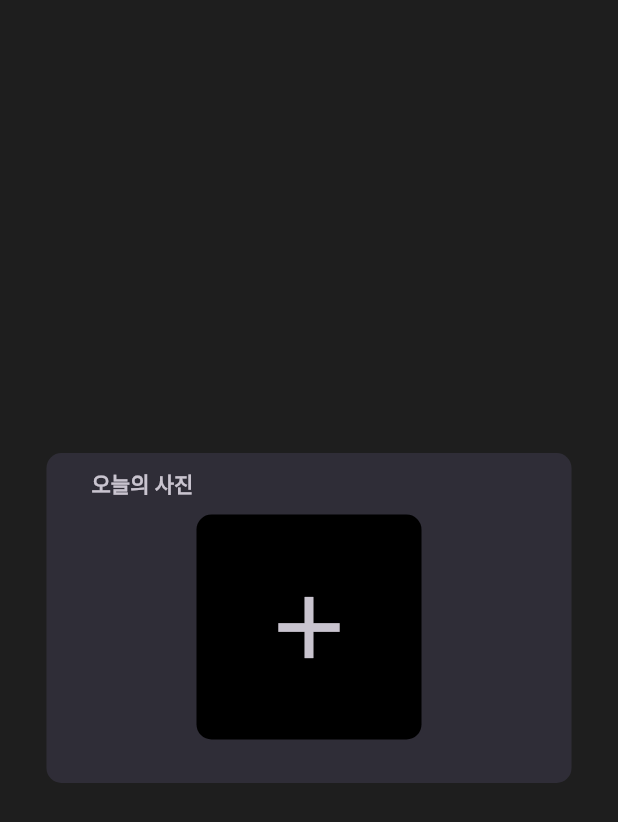
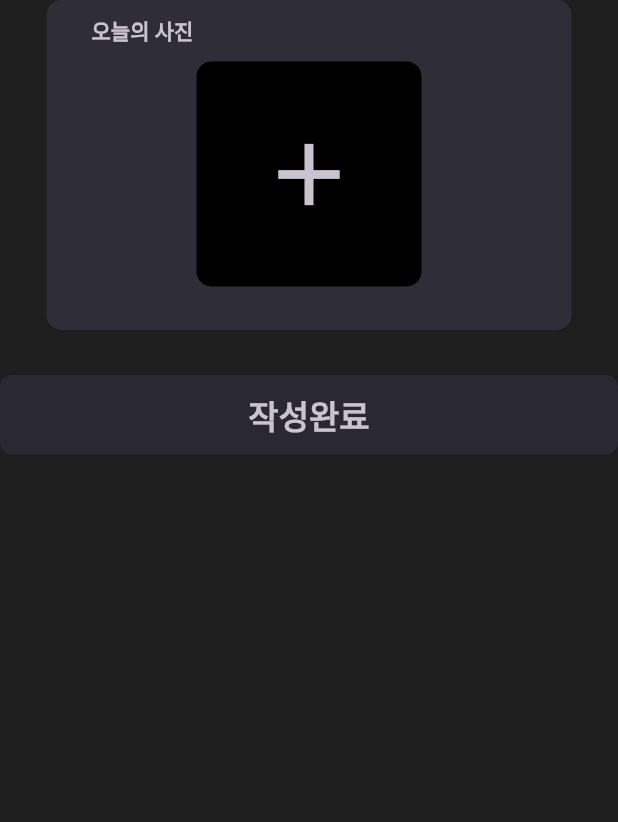
Before and after one commit to dmsvk0217/holydiary, a Flutter app: the Todayphoto widget shown alone on an empty page, opened directly, on a phone screen of 412 x 824 dp. Shown: the top 822 px of the screen. Run offline on Flutter 3.47's test engine with Material 2 defaults, Android fonts, the phone set to English and light mode, and no system bars; our stand-ins replace accordion, cloud_firestore, firebase_auth, firebase_core, firebase_storage, flutter_dotenv and 5 more; missing offline and left inert: flutterfire_ui; accounts and stored records are empty; network calls fail; statements that could not run were skipped.

Commit message:
done buttom 합치기

```diff
--- a/lib/controller/user_controller.dart
+++ b/lib/controller/user_controller.dart
@@ -1,3 +1,5 @@
+import 'dart:io';
+
 import 'package:cloud_firestore/cloud_firestore.dart';
 import 'package:firebase_auth/firebase_auth.dart';
 import 'package:flutter/material.dart';
@@ -11,6 +13,7 @@ class UserController extends GetxController {
   RxInt bottomNavIndex = 0.obs;
   RxString contentGPT = "".obs;
   RxString content = "".obs;
+  var selectedImage;
 
   final textController = TextEditingController();
 
--- a/lib/main.dart
+++ b/lib/main.dart
@@ -9,9 +9,7 @@ import 'package:intl/date_symbol_data_local.dart';
 void main() async {
   WidgetsFlutterBinding.ensureInitialized();
   await initializeDateFormatting();
-  await Firebase.initializeApp(
-    options: DefaultFirebaseOptions.currentPlatform,
-  );
+  await Firebase.initializeApp(options: DefaultFirebaseOptions.currentPlatform);
   await dotenv.load(fileName: "lib/.env");
   runApp(const MyApp());
 }
--- a/lib/view/components/todayphoto.dart
+++ b/lib/view/components/todayphoto.dart
@@ -3,6 +3,10 @@ import 'dart:io';
 import 'package:flutter/material.dart';
 import 'package:get/get.dart';
 import 'package:holydiary/controller/diary_controller.dart';
+import 'package:holydiary/controller/user_controller.dart';
+import 'package:holydiary/model/diary.dart';
+import 'package:holydiary/util.dart';
+import 'package:holydiary/view/components/loadingdialog.dart';
 import 'package:image_picker/image_picker.dart';
 
 import '../resources/color_manager.dart';
@@ -17,8 +21,9 @@ class Todayphoto extends StatefulWidget {
 
 class _TodayphotoState extends State<Todayphoto> {
   late ImagePicker _imagePicker;
-  var selectedImage;
   DiaryController diaryController = Get.put(DiaryController());
+  UserController userController = Get.put(UserController());
+  File? selectedImage;
 
   @override
   void initState() {
@@ -29,7 +34,9 @@ class _TodayphotoState extends State<Todayphoto> {
   @override
   Widget build(BuildContext context) {
     return Center(
-      child: Container(
+      child: Column(
+        children: [
+          Container(
             decoration: BoxDecoration(
               borderRadius: BorderRadius.circular(10),
               color: ColorManager.textfield,
@@ -53,9 +60,7 @@ class _TodayphotoState extends State<Todayphoto> {
                       ),
                     ],
                   ),
-              const SizedBox(
-                height: 10,
-              ),
+                  const SizedBox(height: 10),
                   Container(
                     decoration: BoxDecoration(
                       borderRadius: BorderRadius.circular(10),
@@ -64,7 +69,7 @@ class _TodayphotoState extends State<Todayphoto> {
                     width: 150,
                     height: 150,
                     child: IconButton(
-                  icon: selectedImage != null
+                      icon: selectedImage?.existsSync() == true
                           ? Image.file(selectedImage!) // 선택한 이미지를 보여줍니다.
                           : const Icon(Icons.add),
                       onPressed: () {
@@ -78,6 +83,45 @@ class _TodayphotoState extends State<Todayphoto> {
               ),
             ),
           ),
+          const SizedBox(height: 30),
+          SizedBox(
+            width: double.infinity,
+            child: TextButton(
+              onPressed: () async {
+                try {
+                  MyLoadingDialog.show(context);
+                  userController.contentGPT.value =
+                      await getAnswer(userController.content.value);
+                  Diary diary =
+                      Diary(contentGPT: userController.contentGPT.value);
+                  await diaryController.addDiary(diary);
+                  userController.textController.text = "";
+                  await selectedImage?.delete();
+                  MyLoadingDialog.hide(context);
+                } catch (e) {
+                  print("Error on writing : $e");
+                }
+              },
+              style: TextButton.styleFrom(
+                backgroundColor: ColorManager.navBackground,
+                padding:
+                    const EdgeInsets.symmetric(horizontal: 1, vertical: 10),
+                shape: RoundedRectangleBorder(
+                  borderRadius: BorderRadius.circular(8),
+                ),
+              ),
+              child: Text(
+                '작성완료',
+                style: TextStyle(
+                  fontWeight: FontWeightManager.bold,
+                  fontSize: FontSize.s22,
+                  color: ColorManager.text,
+                ),
+              ),
+            ),
+          ),
+        ],
+      ),
     );
   }
 
@@ -90,6 +134,7 @@ class _TodayphotoState extends State<Todayphoto> {
     if (pickedImage != null) {
       setState(() {
         selectedImage = File(pickedImage.path);
+        print(pickedImage.path);
         diaryController.changePickedImagePath(pickedImage.path);
       });
     }
--- a/lib/view/pages/write_page.dart
+++ b/lib/view/pages/write_page.dart
@@ -34,9 +34,6 @@ class _WritePageState extends State<WritePage> {
             const SizedBox(height: 30),
             // 오늘의 사진
             const Todayphoto(),
-            const SizedBox(height: 30),
-            // 작성완료 버튼
-            doneWriteButton(),
           ],
         ),
       ),
```
Also changed, not shown: lib/view/components/doneWriteButton.dart (+4 -11 lines), pubspec.lock. Lines whose indentation alone changed are shown as unchanged.
